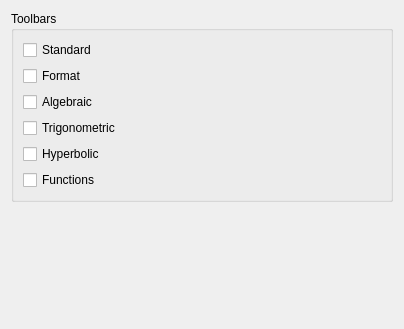
Old version of the form src/interface_settings_form.ui in the repository denprog/yutovo-desktop.
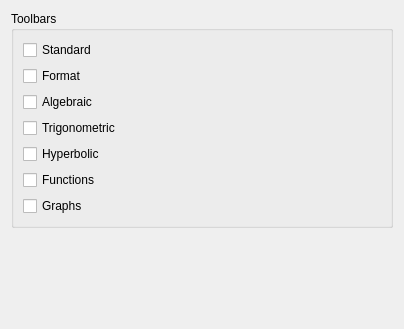
New version of the form.

Commit message: Add the graphs panel in the settings.

The edit to the form file:
```diff
--- a/src/interface_settings_form.ui
+++ b/src/interface_settings_form.ui
@@ -64,6 +64,13 @@
           </property>
          </widget>
         </item>
+        <item>
+         <widget class="QCheckBox" name="graphs_toolbar">
+          <property name="text">
+           <string>Graphs</string>
+          </property>
+         </widget>
+        </item>
        </layout>
       </widget>
      </item>
```
The commit also changes 4 other files.
